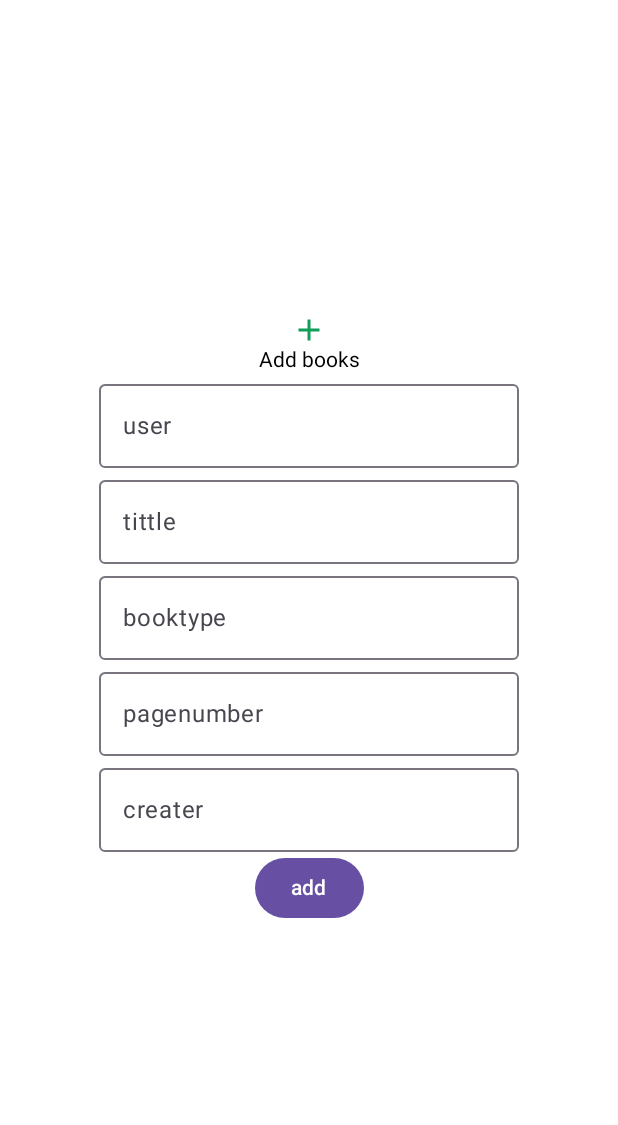
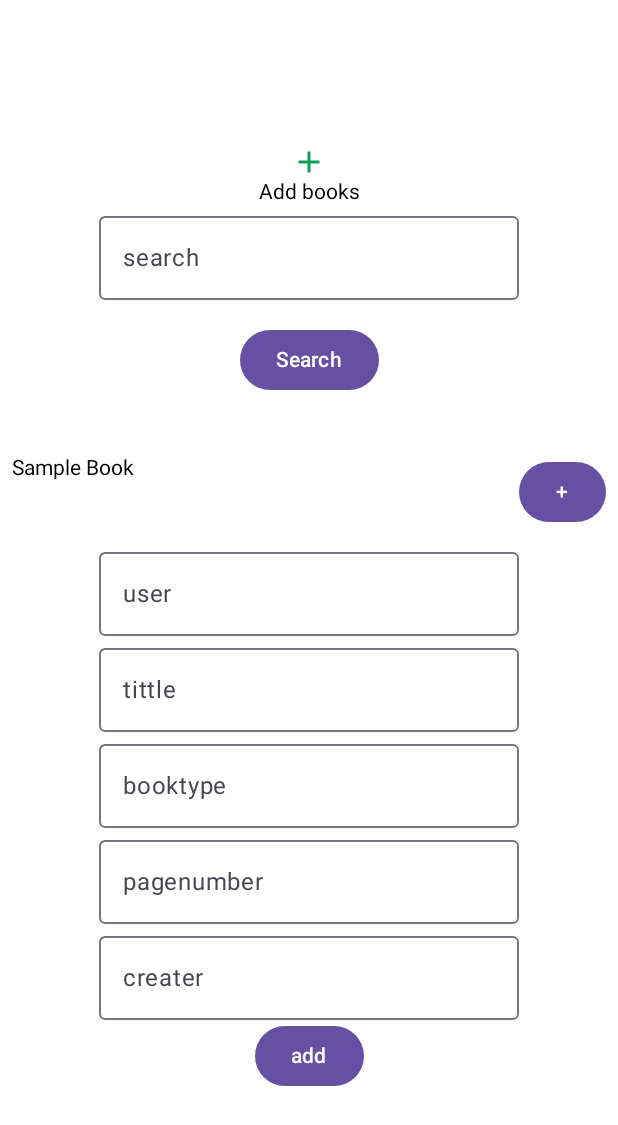
Before and after one commit to Mjsoylan/gruppe9mobilprog, an Android app built with Jetpack Compose: the @Preview function Addbookscreen, on a phone screen of 412 x 824 dp. Shown: the top 1125 px of the screen. Run offline under Robolectric (Android 15) with nearby library versions, the phone set to English and light mode, and no system bars; our stand-ins replace Firebase (no records; nobody signed in at launch, a user with empty details on screens opened directly).

Commit message:
Added API search functio, this currently do not update the UI, only log

```diff
--- a/app/build.gradle.kts
+++ b/app/build.gradle.kts
@@ -75,5 +75,9 @@ dependencies {
     implementation("com.google.firebase:firebase-analytics-ktx")
     implementation("com.google.firebase:firebase-firestore-ktx:24.8.1")
     implementation("com.google.firebase:firebase-storage-ktx")
+    //Books API
+    implementation("com.squareup.retrofit2:retrofit:2.9.0")
+    implementation("com.squareup.retrofit2:converter-gson:2.9.0")
+
 
 }
--- a/app/src/main/AndroidManifest.xml
+++ b/app/src/main/AndroidManifest.xml
@@ -1,6 +1,10 @@
 <?xml version="1.0" encoding="utf-8"?>
 <manifest xmlns:android="http://schemas.android.com/apk/res/android"
     xmlns:tools="http://schemas.android.com/tools">
+
+
+    <uses-permission android:name="android.permission.INTERNET" />
+
 
     <application
         android:allowBackup="true"
--- /dev/null
+++ b/app/src/main/java/com/example/librarypluss_gruppe09/BookModels.kt
@@ -0,0 +1,16 @@
+package com.example.librarypluss_gruppe09
+data class BookResponse(
+    val kind: String,
+    val totalItems: Int,
+    val items: List<Book>
+)
+
+data class Book(
+    val volumeInfo: BookInfo
+)
+
+data class BookInfo(
+    val id: String,
+    val title: String,
+    val authors: List<String>
+)
--- a/app/src/main/java/com/example/librarypluss_gruppe09/NavFromHomeScreen.kt
+++ b/app/src/main/java/com/example/librarypluss_gruppe09/NavFromHomeScreen.kt
@@ -5,8 +5,12 @@ import android.util.Log
 import androidx.compose.foundation.background
 import androidx.compose.foundation.layout.Arrangement
 import androidx.compose.foundation.layout.Column
+import androidx.compose.foundation.layout.Row
 import androidx.compose.foundation.layout.fillMaxSize
+import androidx.compose.foundation.layout.fillMaxWidth
 import androidx.compose.foundation.layout.padding
+import androidx.compose.foundation.lazy.LazyColumn
+import androidx.compose.foundation.lazy.items
 import androidx.compose.foundation.text.KeyboardOptions
 import androidx.compose.material.icons.Icons
 import androidx.compose.material.icons.filled.AccountBox
@@ -23,6 +27,7 @@ import androidx.compose.material3.Scaffold
 import androidx.compose.material3.Text
 import androidx.compose.material3.TopAppBar
 import androidx.compose.runtime.Composable
+import androidx.compose.runtime.*
 import androidx.compose.runtime.getValue
 import androidx.compose.runtime.mutableStateOf
 import androidx.compose.runtime.remember
@@ -32,6 +37,7 @@ import androidx.compose.ui.Modifier
 import androidx.compose.ui.graphics.Color
 import androidx.compose.ui.text.input.KeyboardType
 import androidx.compose.ui.tooling.preview.Preview
+import androidx.compose.ui.unit.dp
 import androidx.navigation.compose.NavHost
 import androidx.navigation.compose.composable
 import androidx.navigation.compose.rememberNavController
@@ -142,6 +148,8 @@ fun AddScreen(modifier : Modifier = Modifier) {
 @Preview
 @Composable
 fun Addbookscreen(){
+    var search by remember { mutableStateOf("") }
+    var booksList by remember { mutableStateOf(listOf(Book(BookInfo("1", "Sample Book", listOf("Author"))))) }
     var tittle by remember { mutableStateOf("") }
     var booktype by remember { mutableStateOf("") }
     var pagenum by remember { mutableStateOf("") }
@@ -164,6 +172,33 @@ fun Addbookscreen(){
         )
         // Text to Display the current Screen
         Text(text = "Add books", color = Color.Black)
+        OutlinedTextField(
+            value = search,
+            onValueChange = { search = it },
+            keyboardOptions = KeyboardOptions(keyboardType = KeyboardType.Text),
+            label = { Text("search") }
+        )
+
+        Button(
+            onClick = {
+                // Trigger the API call here
+                searchBooks(search) // 'search.value' gets the current text from the 'search' state
+            },
+            modifier = Modifier.padding(16.dp)
+        ) {
+            Text(text = "Search")
+        }
+
+        LazyColumn(
+            modifier = Modifier.padding(top = 16.dp)
+        ) {
+            items(booksList) { book ->
+                println("Rendering book: ${book.volumeInfo.title}")
+                BookItem(book)
+            }
+        }
+
+
         OutlinedTextField(
             value = user,
             onValueChange = { user = it },
@@ -220,6 +255,22 @@ fun Addbookscreen(){
         }) { Text(text = "add") }
     }
 }
+
+@Composable
+fun BookItem(book: Book) {
+    Row(
+        modifier = Modifier
+            .fillMaxWidth()
+            .padding(8.dp),
+        horizontalArrangement = Arrangement.SpaceBetween
+    ) {
+        Text(text = book.volumeInfo.title)
+        Button(onClick = { /* Do something in the future */ }) {
+            Text(text = "+")
+        }
+    }
+}
+
 
 
 @OptIn(ExperimentalMaterial3Api::class)
```
Also changed, not shown: app/src/main/java/com/example/librarypluss_gruppe09/BooksApiService.kt (added, +10 -0 lines), app/src/main/java/com/example/librarypluss_gruppe09/BooksRepository.kt (added, +9 -0 lines), app/src/main/java/com/example/librarypluss_gruppe09/MainActivity.kt (+25 -0 lines), app/src/main/java/com/example/librarypluss_gruppe09/RetrofitClient.kt (added, +17 -0 lines).
